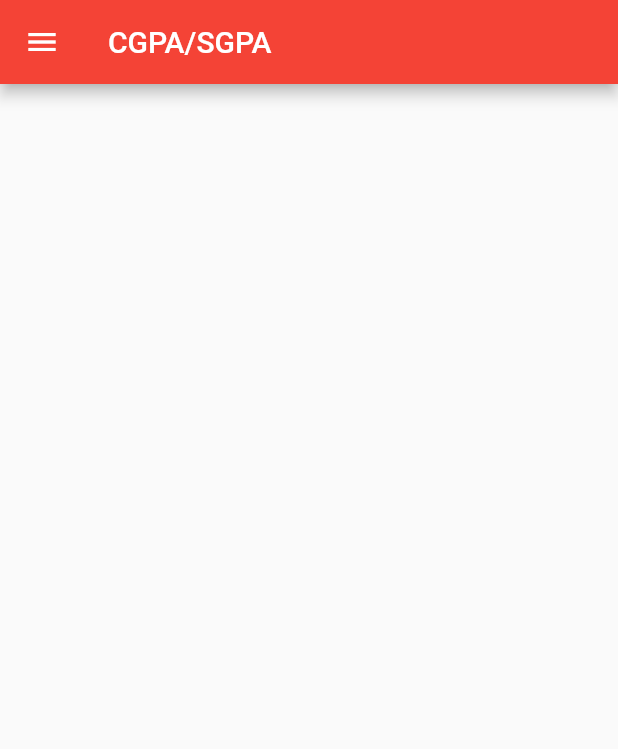
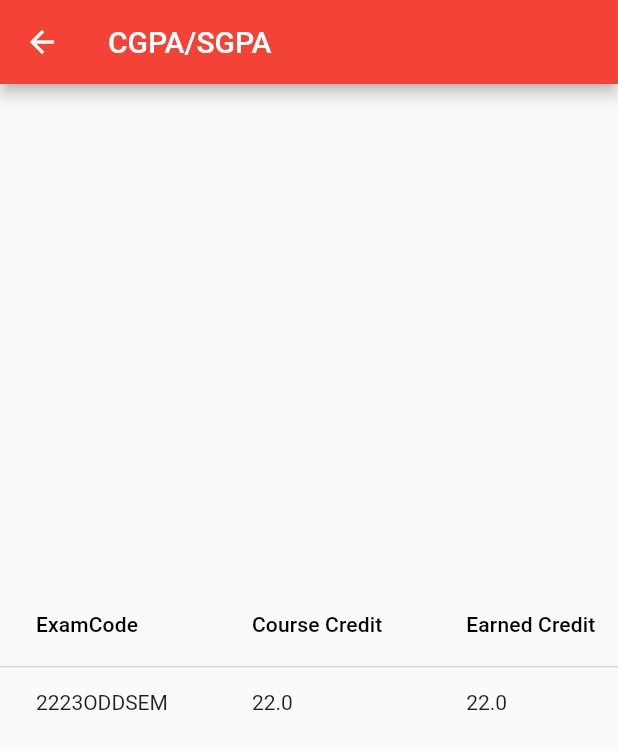
Before and after one commit to aadi-1024/project_app, a Flutter app: the CGPARoute screen opened directly, on a phone screen of 412 x 824 dp. Shown: the top 749 px of the screen. Run offline on Flutter 3.47's test engine with Material 2 defaults, Android fonts, the phone set to English and light mode, and no system bars.

Commit message:
final final final

```diff
--- a/lib/cgparoute.dart
+++ b/lib/cgparoute.dart
@@ -1,6 +1,5 @@
 import 'package:flutter/material.dart';
 import './brandbar.dart';
-import './drawer/navdrawer.dart';
 
 class CGPARoute extends StatelessWidget {
   const CGPARoute({super.key});
@@ -11,11 +10,65 @@ class CGPARoute extends StatelessWidget {
       appBar: brandBar(
         const Text("CGPA/SGPA"),
       ),
-      drawer: const Drawer(
-        child: NavDrawer(
-          "Aaditya",
-          "1CS1",
-          "102217014",
+      body: SingleChildScrollView(
+        scrollDirection: Axis.horizontal,
+        child: Center(
+          child: DataTable(
+            columns: const [
+              DataColumn(
+                label: Expanded(
+                  child: Text("ExamCode"),
+                ),
+              ),
+              DataColumn(
+                label: Expanded(
+                  child: Text("Course Credit"),
+                ),
+              ),
+              DataColumn(
+                label: Expanded(
+                  child: Text("Earned Credit"),
+                ),
+              ),
+              DataColumn(
+                label: Expanded(
+                  child: Text("Points Secured"),
+                ),
+              ),
+              DataColumn(
+                label: Expanded(
+                  child: Text("SGPA"),
+                ),
+              ),
+              DataColumn(
+                label: Expanded(
+                  child: Text("CGPA"),
+                ),
+              ),
+            ],
+            rows: const [
+              DataRow(cells: [
+                DataCell(
+                  Text("2223ODDSEM"),
+                ),
+                DataCell(
+                  Text("22.0"),
+                ),
+                DataCell(
+                  Text("22.0"),
+                ),
+                DataCell(
+                  Text("213.5"),
+                ),
+                DataCell(
+                  Text("9.70"),
+                ),
+                DataCell(
+                  Text("9.70"),
+                ),
+              ])
+            ],
+          ),
         ),
       ),
     );
--- a/lib/drawer/navitem.dart
+++ b/lib/drawer/navitem.dart
@@ -9,16 +9,23 @@ class NavItem extends StatelessWidget {
   Widget build(BuildContext context) {
     return ExpansionTile(
       title: Text(heading),
-      children: (categories)
-          .map(
-            (e) => ListTile(
-              title: Text('  ' + e),
-              onTap: () {
-                //todo
-              },
-            ),
-          )
-          .toList(),
+      children: (categories).map((e) {
+        if (e == "View SGPA/CGPA") {
+          return ListTile(
+            title: Text('  ' + e),
+            onTap: () {
+              Navigator.pushNamed(context, '/cgpa');
+            },
+          );
+        } else {
+          return ListTile(
+            title: Text('  ' + e),
+            onTap: () {
+              //todo
+            },
+          );
+        }
+      }).toList(),
     );
   }
 }
--- a/lib/main.dart
+++ b/lib/main.dart
@@ -3,6 +3,7 @@ import './loginroute.dart';
 import './homeroute.dart';
 import './settings/mainpage.dart';
 import './settings/theme.dart';
+import './cgparoute.dart';
 
 void main() {
   runApp(const AppRoot());
@@ -20,6 +21,7 @@ class AppRoot extends StatelessWidget {
         '/home': (context) => const HomeRoute(),
         '/settings': (context) => const SettingsRoute(),
         '/settings/theme': (context) => const ThemePage(),
+        '/cgpa': (context) => const CGPARoute(),
       },
       theme: ThemeData(
         colorScheme: const ColorScheme(
```
